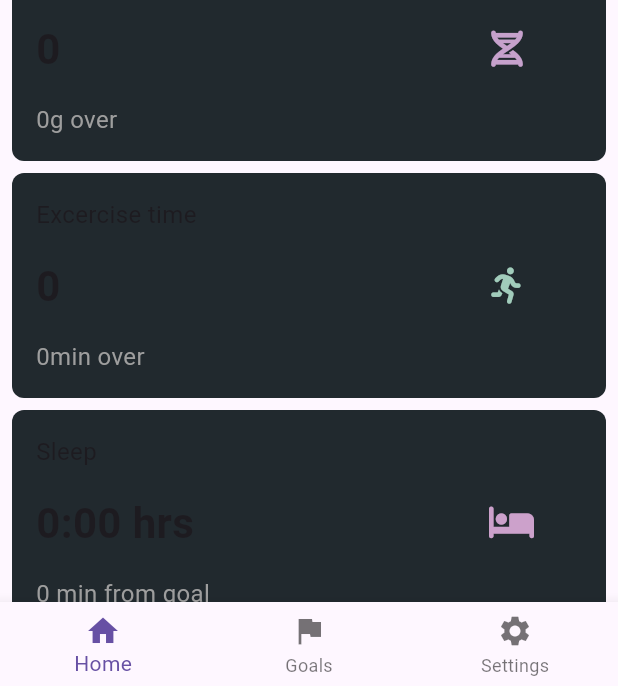
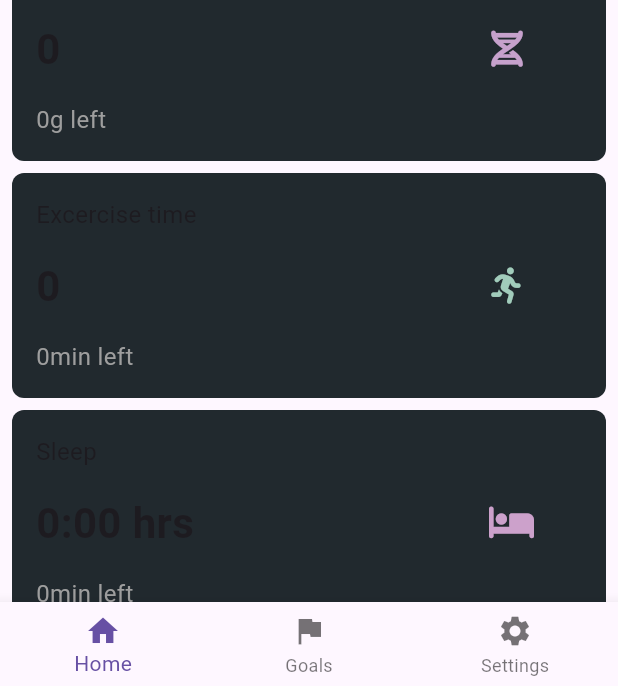
Before and after one commit to Adrian-Piwin/FitXP, a Flutter app: the HomeView screen opened by its route, on a phone screen of 412 x 824 dp. Shown: the part 547-1233 px from the top of the screen. Run offline on Flutter 3.47's test engine with Material 3 defaults, Android fonts, the phone set to English and light mode, and no system bars; drawn by our look-alikes of percent_indicator; our stand-ins replace cloud_firestore, firebase_auth, firebase_core, font_awesome_flutter, shared_preferences; missing offline and left inert: firebase_ui_auth, firebase_ui_oauth_google, gauge_indicator, health; accounts and stored records are empty; generated files the repository leaves out were written again.

Commit message:
Fix for sleep subtitle

```diff
--- a/lib/components/date_selector.dart
+++ b/lib/components/date_selector.dart
@@ -1,4 +1,3 @@
-// lib/components/date_selector.dart
 import 'package:flutter/material.dart';
 import 'package:intl/intl.dart';
 import '../constants/sizes.constants.dart';
--- a/lib/models/health_widget.model.dart
+++ b/lib/models/health_widget.model.dart
@@ -51,8 +51,7 @@ class HealthWidget{
 
   String get _getSubtitle {
     if (_timeFrame == TimeFrame.day && _goal != -1) {
-      var total = _goal - _total;
-      return total > 0 ?
+      return _goal - _total >= 0 ?
           "${(_goal - _total).toStringAsFixed(0)}${healthItem.unit} left" :
           "${(_total - _goal).toStringAsFixed(0)}${healthItem.unit} over";
     } else {
@@ -171,7 +170,7 @@ class SleepHealthWidget extends HealthWidget {
   String _formatMinutes(int totalMinutes) {
     int hours = totalMinutes ~/ 60;
     int minutes = totalMinutes % 60;
-    return hours > 0 ? "$hours:${minutes.toString().padLeft(2, '0')} hrs" : "$minutes min";
+    return hours > 0 ? "$hours:${minutes.toString().padLeft(2, '0')} hrs" : "${minutes}min";
   }
 
   @override
@@ -181,7 +180,9 @@ class SleepHealthWidget extends HealthWidget {
       int actualSleepMinutes = _getTotal.toInt();
       int differenceMinutes = (sleepGoalMinutes - actualSleepMinutes).abs();
 
-      return "${_formatMinutes(differenceMinutes)} from goal";
+      return _goal - _getTotal >= 0 ?
+          "${_formatMinutes(differenceMinutes)} left" :
+          "${_formatMinutes(differenceMinutes)} over";
     }
 
     return "${_formatMinutes(_getAverage.toInt())} avg";
```
